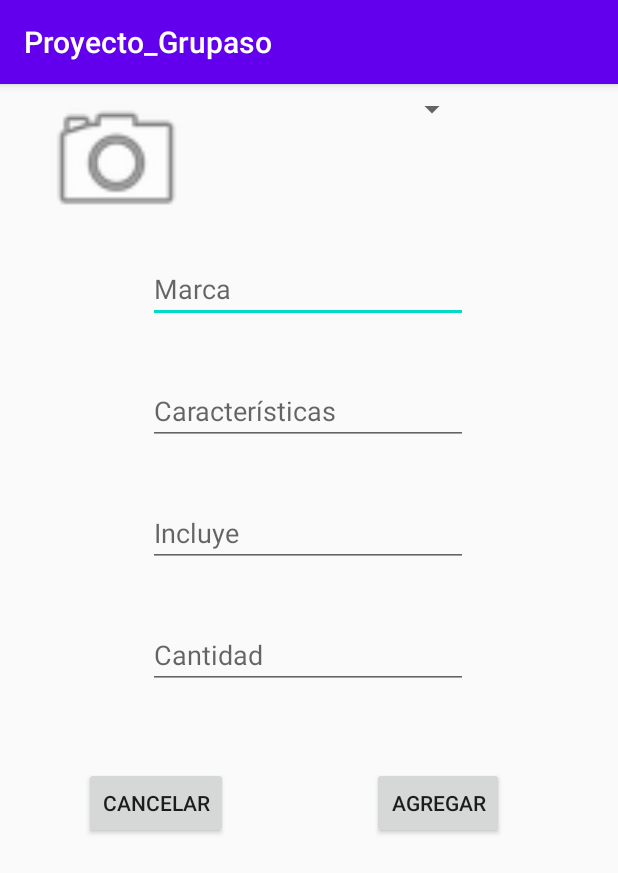
After one commit to joseleont/Proyecto_Grupaso, an Android app: the AgregarDispositivo screen opened directly, with no data from a screen before it, on a phone screen of 412 x 824 dp. The commit adds this screen. Shown: the top 873 px of the screen. Run offline under Robolectric (Android 15) with nearby library versions, the phone set to English and light mode, and no system bars.

Commit message:
Pantalla agregar Dispositivo

```diff
--- a/app/src/main/AndroidManifest.xml
+++ b/app/src/main/AndroidManifest.xml
@@ -9,7 +9,9 @@
         android:roundIcon="@mipmap/ic_launcher_round"
         android:supportsRtl="true"
         android:theme="@style/AppTheme">
-        <activity android:name=".PantallaInicialUsuarioTI"></activity>
+        <activity android:name=".AgregarDispositivo"></activity>
+        <activity android:name=".GestionDispositivos" />
+        <activity android:name=".PantallaInicialUsuarioTI" />
         <activity android:name=".PantallaInicialCliente" />
         <activity android:name=".InciarSesion" />
         <activity android:name=".RegistroNuevoCliente" />
--- /dev/null
+++ b/app/src/main/java/pe/edu/pucp/proyecto_grupaso/AgregarDispositivo.java
@@ -0,0 +1,14 @@
+package pe.edu.pucp.proyecto_grupaso;
+
+import androidx.appcompat.app.AppCompatActivity;
+
+import android.os.Bundle;
+
+public class AgregarDispositivo extends AppCompatActivity {
+
+    @Override
+    protected void onCreate(Bundle savedInstanceState) {
+        super.onCreate(savedInstanceState);
+        setContentView(R.layout.activity_agregar_dispositivo);
+    }
+}
--- /dev/null
+++ b/app/src/main/res/layout/activity_agregar_dispositivo.xml
@@ -0,0 +1,107 @@
+<?xml version="1.0" encoding="utf-8"?>
+<androidx.constraintlayout.widget.ConstraintLayout xmlns:android="http://schemas.android.com/apk/res/android"
+    xmlns:app="http://schemas.android.com/apk/res-auto"
+    xmlns:tools="http://schemas.android.com/tools"
+    android:layout_width="match_parent"
+    android:layout_height="match_parent"
+    tools:context=".AgregarDispositivo">
+
+    <Spinner
+        android:id="@+id/spinner2"
+        android:layout_width="211dp"
+        android:layout_height="34dp"
+        app:layout_constraintEnd_toEndOf="parent"
+        app:layout_constraintStart_toStartOf="parent"
+        tools:layout_editor_absoluteY="180dp" />
+
+    <ImageView
+        android:id="@+id/imageView"
+        android:layout_width="99dp"
+        android:layout_height="102dp"
+        android:layout_marginStart="28dp"
+        app:layout_constraintStart_toStartOf="parent"
+        app:srcCompat="@android:drawable/ic_menu_camera"
+        tools:layout_editor_absoluteY="57dp" />
+
+    <EditText
+        android:id="@+id/editTextTextPersonName"
+        android:layout_width="wrap_content"
+        android:layout_height="wrap_content"
+        android:layout_marginTop="80dp"
+        android:ems="10"
+        android:hint="Marca"
+        android:inputType="textPersonName"
+        app:layout_constraintEnd_toEndOf="@+id/spinner2"
+        app:layout_constraintHorizontal_bias="1.0"
+        app:layout_constraintStart_toStartOf="@+id/spinner2"
+        app:layout_constraintTop_toBottomOf="@+id/spinner2" />
+
+    <EditText
+        android:id="@+id/editTextTextMultiLine"
+        android:layout_width="wrap_content"
+        android:layout_height="wrap_content"
+        android:layout_marginTop="36dp"
+        android:ems="10"
+        android:gravity="start|top"
+        android:hint="Características"
+        android:inputType="textMultiLine"
+        app:layout_constraintEnd_toEndOf="@+id/editTextTextPersonName"
+        app:layout_constraintStart_toStartOf="@+id/editTextTextPersonName"
+        app:layout_constraintTop_toBottomOf="@+id/editTextTextPersonName" />
+
+    <EditText
+        android:id="@+id/editTextTextMultiLine2"
+        android:layout_width="wrap_content"
+        android:layout_height="wrap_content"
+        android:layout_marginTop="36dp"
+        android:ems="10"
+        android:gravity="start|top"
+        android:hint="Incluye"
+        android:inputType="textMultiLine"
+        app:layout_constraintEnd_toEndOf="parent"
+        app:layout_constraintHorizontal_bias="0.0"
+        app:layout_constraintStart_toStartOf="@+id/editTextTextMultiLine"
+        app:layout_constraintTop_toBottomOf="@+id/editTextTextMultiLine" />
+
+    <EditText
+        android:id="@+id/editTextNumber2"
+        android:layout_width="wrap_content"
+        android:layout_height="wrap_content"
+        android:layout_marginTop="36dp"
+        android:ems="10"
+        android:hint="Cantidad"
+        android:inputType="number"
+        app:layout_constraintStart_toStartOf="@+id/editTextTextMultiLine2"
+        app:layout_constraintTop_toBottomOf="@+id/editTextTextMultiLine2" />
+
+    <Button
+        android:id="@+id/button8"
+        android:layout_width="wrap_content"
+        android:layout_height="wrap_content"
+        android:layout_marginStart="96dp"
+        android:text="Agregar"
+        app:layout_constraintBottom_toBottomOf="@+id/button9"
+        app:layout_constraintStart_toEndOf="@+id/button9"
+        app:layout_constraintTop_toTopOf="@+id/button9"
+        app:layout_constraintVertical_bias="0.0" />
+
+    <Button
+        android:id="@+id/button9"
+        android:layout_width="wrap_content"
+        android:layout_height="wrap_content"
+        android:layout_marginStart="56dp"
+        android:layout_marginTop="52dp"
+        android:text="Cancelar"
+        app:layout_constraintStart_toStartOf="parent"
+        app:layout_constraintTop_toBottomOf="@+id/editTextNumber2" />
+
+    <TextView
+        android:id="@+id/textView3"
+        android:layout_width="wrap_content"
+        android:layout_height="wrap_content"
+        android:text="Imagen del Dispositivo"
+        app:layout_constraintBottom_toTopOf="@+id/imageView"
+        app:layout_constraintEnd_toEndOf="@+id/imageView"
+        app:layout_constraintStart_toStartOf="@+id/imageView" />
+
+</androidx.constraintlayout.widget.ConstraintLayout>
```
Also changed, not shown: app/src/main/java/pe/edu/pucp/proyecto_grupaso/GestionDispositivos.java (added, +14 -0 lines), app/src/main/res/layout/activity_gestion_dispositivos.xml (added, +31 -0 lines), app/src/main/res/layout/activity_pantalla_inicial_usuario_t_i.xml (+17 -0 lines).
